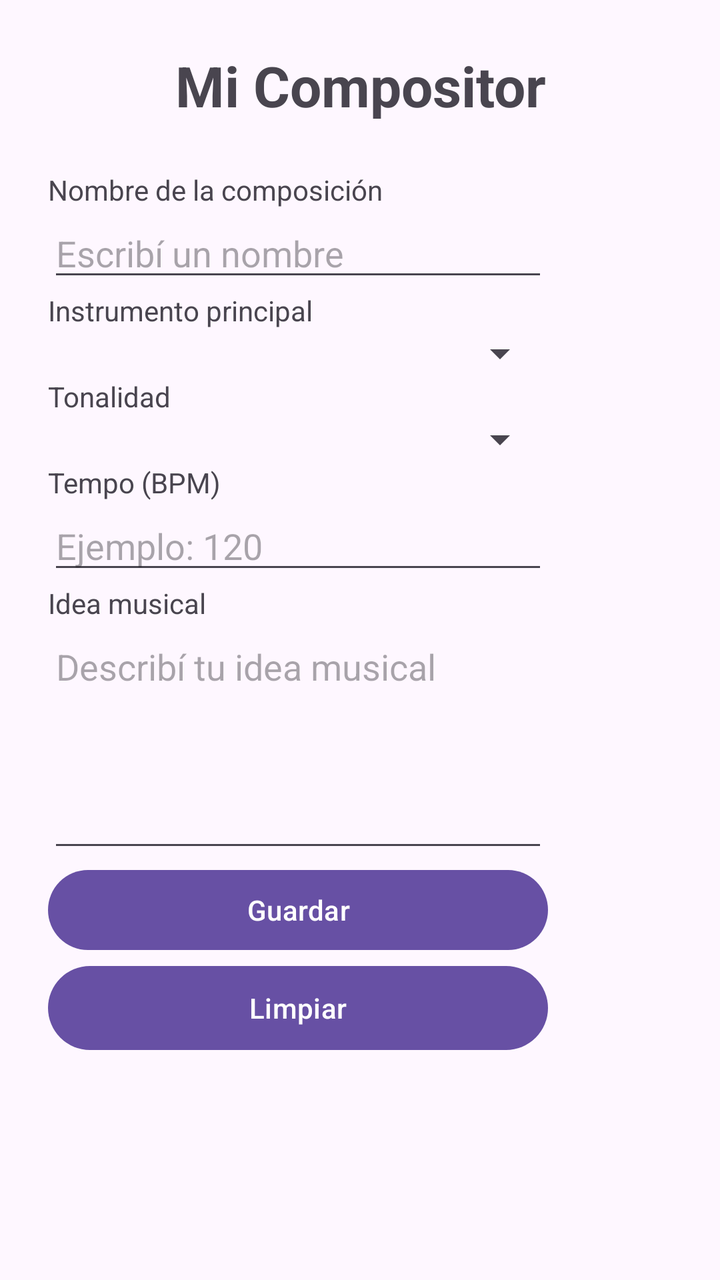
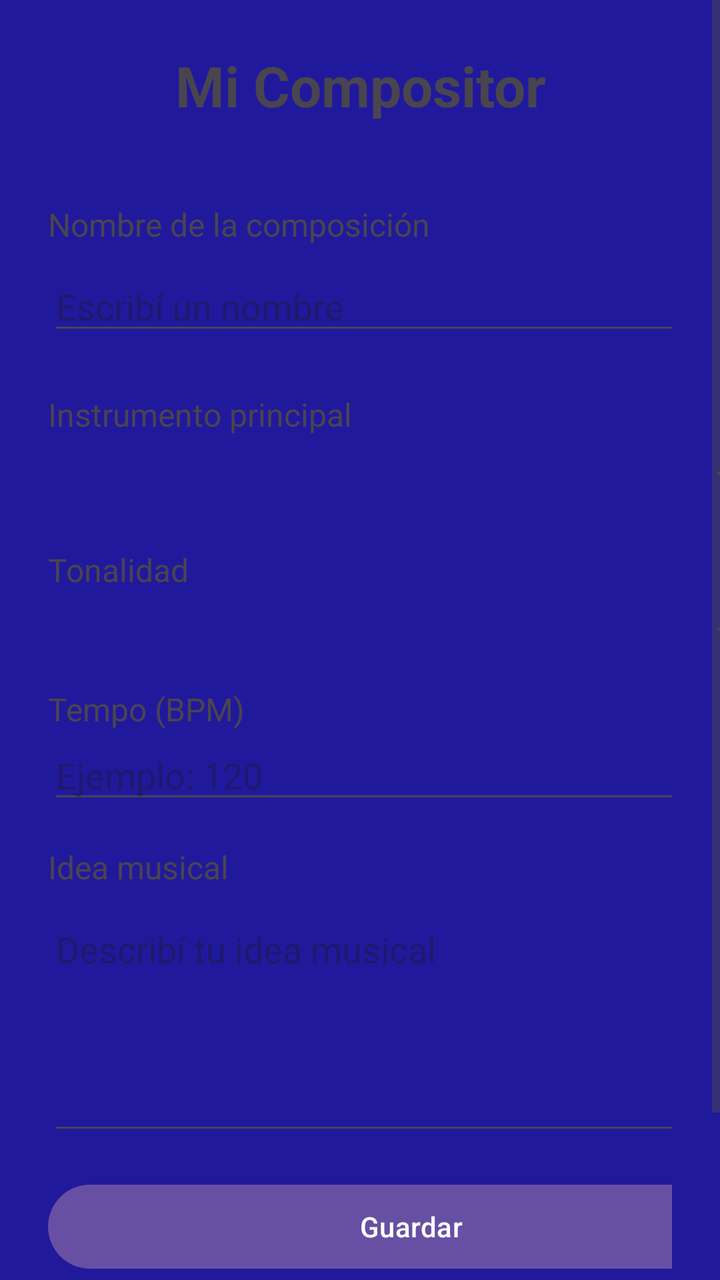

Two renders of the same Android screen: before a commit and after it. Below are the layout's source before the change and the commit's diff.
<!-- AndroidManifest.xml: application theme Theme.MiApp -->
<!-- res/layout/activity_main.xml -->
<?xml version="1.0" encoding="utf-8"?>
<ScrollView
    xmlns:android="http://schemas.android.com/apk/res/android"
    android:layout_width="match_parent"
    android:layout_height="match_parent">

    <LinearLayout
        android:layout_width="match_parent"
        android:layout_height="wrap_content"
        android:orientation="vertical"
        android:padding="24dp">

        <TextView
            android:layout_width="match_parent"
            android:layout_height="wrap_content"
            android:text="Mi Compositor"
            android:textSize="28sp"
            android:textStyle="bold"
            android:gravity="center"
            android:layout_marginBottom="24dp" />

        <TextView
            android:layout_width="wrap_content"
            android:layout_height="wrap_content"
            android:text="Nombre de la composición" />

        <EditText
            android:id="@+id/edtNombre"
            android:layout_width="250dp"
            android:layout_height="wrap_content"
            android:hint="Escribí un nombre" />

        <TextView
            android:layout_width="wrap_content"
            android:layout_height="wrap_content"
            android:text="Instrumento principal" />

        <Spinner

            android:layout_width="250dp"
            android:layout_height="wrap_content"
            android:id="@+id/spinnerInstrumento"/>

        <TextView
            android:layout_width="wrap_content"
            android:layout_height="wrap_content"
            android:text="Tonalidad" />

        <Spinner
            android:id="@+id/spinnerTonalidad"
            android:layout_width="250dp"
            android:layout_height="wrap_content" />

        <TextView
            android:layout_width="wrap_content"
            android:layout_height="wrap_content"
            android:text="Tempo (BPM)" />

        <EditText
            android:id="@+id/edtTempo"
            android:layout_width="250dp"
            android:layout_height="wrap_content"
            android:hint="Ejemplo: 120"
            android:inputType="number" />

        <TextView
            android:layout_width="wrap_content"
            android:layout_height="wrap_content"
            android:text="Idea musical" />

        <EditText
            android:id="@+id/edtIdea"
            android:layout_width="250dp"
            android:layout_height="120dp"
            android:hint="Describí tu idea musical"
            android:gravity="top"
            android:inputType="textMultiLine" />

        <Button
            android:id="@+id/btnGuardar"
            android:layout_width="250dp"
            android:layout_height="wrap_content"
            android:text="Guardar" />

        <Button
            android:id="@+id/btnLimpiar"
            android:layout_width="250dp"
            android:layout_height="50dp"
            android:text="Limpiar" />

    </LinearLayout>

</ScrollView>
<!-- resources referenced by this layout -->
<resources>
  <style name="Theme.MiApp" parent="Base.Theme.MiApp" />
  <style name="Base.Theme.MiApp" parent="Theme.Material3.DayNight.NoActionBar">
          
          
      </style>
</resources>

<!-- the commit's change to res/layout/activity_main.xml (unified diff, before → after) -->
@@ -6,59 +6,74 @@
 
     <LinearLayout
         android:layout_width="match_parent"
-        android:layout_height="wrap_content"
+        android:layout_height="match_parent"
+        android:background="#21199C"
         android:orientation="vertical"
         android:padding="24dp">
 
         <TextView
             android:layout_width="match_parent"
             android:layout_height="wrap_content"
+            android:layout_marginBottom="24dp"
+            android:gravity="center"
             android:text="Mi Compositor"
             android:textSize="28sp"
-            android:textStyle="bold"
-            android:gravity="center"
-            android:layout_marginBottom="24dp" />
+            android:textStyle="bold" />
 
         <TextView
             android:layout_width="wrap_content"
             android:layout_height="wrap_content"
-            android:text="Nombre de la composición" />
+            android:layout_marginTop="16dp"
+            android:layout_marginBottom="8dp"
+            android:text="Nombre de la composición"
+            android:textSize="16sp" />
 
         <EditText
             android:id="@+id/edtNombre"
-            android:layout_width="250dp"
+            android:layout_width="363dp"
             android:layout_height="wrap_content"
+            android:layout_marginBottom="16dp"
             android:hint="Escribí un nombre" />
 
         <TextView
             android:layout_width="wrap_content"
             android:layout_height="wrap_content"
-            android:text="Instrumento principal" />
+            android:layout_marginTop="8dp"
+            android:layout_marginBottom="8dp"
+            android:text="Instrumento principal"
+            android:textSize="16sp" />
 
         <Spinner
 
-            android:layout_width="250dp"
+            android:id="@+id/spinnerInstrumento"
+            android:layout_width="363dp"
             android:layout_height="wrap_content"
-            android:id="@+id/spinnerInstrumento"/>
+            android:layout_marginBottom="16dp" />
 
         <TextView
             android:layout_width="wrap_content"
             android:layout_height="wrap_content"
-            android:text="Tonalidad" />
+            android:layout_marginTop="8dp"
+            android:layout_marginBottom="8dp"
+            android:text="Tonalidad"
+            android:textSize="16sp" />
 
         <Spinner
             android:id="@+id/spinnerTonalidad"
-            android:layout_width="250dp"
-            android:layout_height="wrap_content" />
+            android:layout_width="363dp"
+            android:layout_height="wrap_content"
+
+            android:layout_marginBottom="16dp" />
 
         <TextView
             android:layout_width="wrap_content"
             android:layout_height="wrap_content"
-            android:text="Tempo (BPM)" />
+            android:text="Tempo (BPM)"
+            android:textSize="16sp" />
 
         <EditText
             android:id="@+id/edtTempo"
-            android:layout_width="250dp"
+            android:layout_width="363dp"
             android:layout_height="wrap_content"
             android:hint="Ejemplo: 120"
             android:inputType="number" />
@@ -66,26 +81,34 @@
         <TextView
             android:layout_width="wrap_content"
             android:layout_height="wrap_content"
-            android:text="Idea musical" />
+            android:layout_marginTop="16dp"
+            android:text="Idea musical"
+            android:textSize="16sp" />
 
         <EditText
             android:id="@+id/edtIdea"
-            android:layout_width="250dp"
+            android:layout_width="363dp"
             android:layout_height="120dp"
+            android:layout_marginTop="8dp"
+            android:layout_marginBottom="8dp"
+            android:gravity="top"
             android:hint="Describí tu idea musical"
-            android:gravity="top"
             android:inputType="textMultiLine" />
 
         <Button
             android:id="@+id/btnGuardar"
-            android:layout_width="250dp"
-            android:layout_height="wrap_content"
+            android:layout_width="363dp"
+            android:layout_height="50dp"
+            android:layout_marginTop="8dp"
+            android:layout_marginBottom="8dp"
             android:text="Guardar" />
 
         <Button
             android:id="@+id/btnLimpiar"
-            android:layout_width="250dp"
+            android:layout_width="363dp"
             android:layout_height="50dp"
+            android:layout_marginTop="8dp"
+            android:layout_marginBottom="8dp"
             android:text="Limpiar" />
 
     </LinearLayout>
